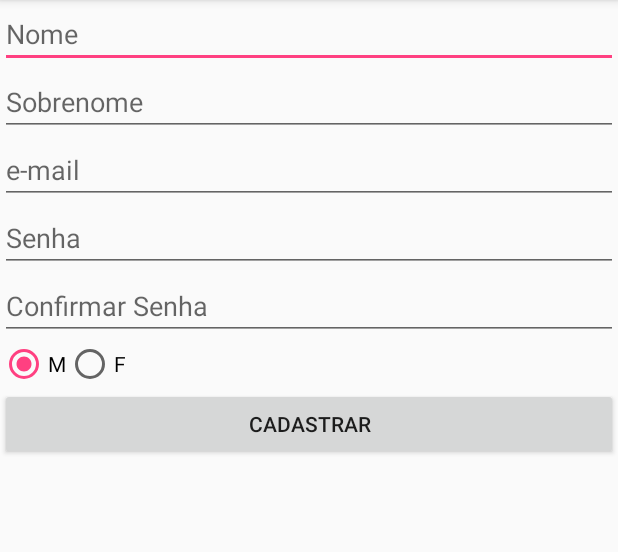
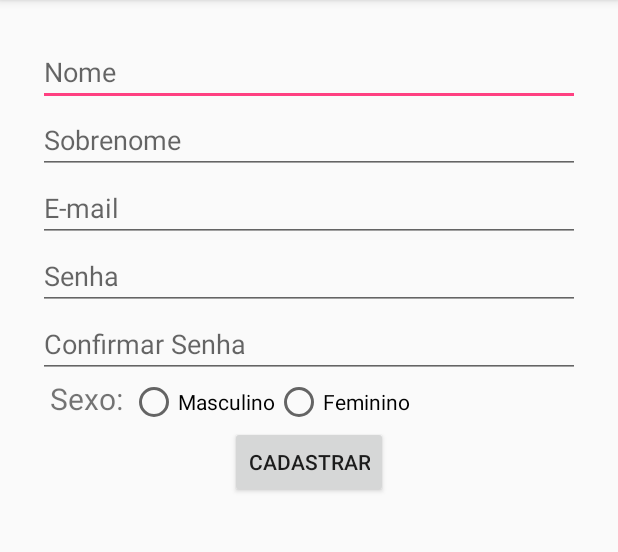
Before and after one commit to julianaaboud/cademeugato, an Android app: the CadastroActivity screen opened directly, with no data from a screen before it, on a phone screen of 412 x 824 dp, the part 84-636 px from its top. Run offline under Robolectric (Android 15) with nearby library versions, the phone set to English and light mode, and no system bars; our stand-ins replace Firebase (no records; nobody signed in at launch, a user with empty details on screens opened directly).

Commit message:
strings para internacionalização

```diff
--- a/app/src/main/res/layout/activity_cadastro.xml
+++ b/app/src/main/res/layout/activity_cadastro.xml
@@ -5,6 +5,7 @@
     android:orientation="vertical"
     android:layout_width="match_parent"
     android:layout_height="match_parent"
+    android:padding="10dp"
     tools:context="br.com.john.adoptionproject.Activity.CadastroActivity">
 
     <ScrollView
@@ -14,42 +15,43 @@
         <LinearLayout
             android:layout_width="match_parent"
             android:orientation="vertical"
+            android:padding="15dp"
             android:layout_height="wrap_content">
 
             <EditText
+                android:id="@+id/etxtCadNome"
                 android:layout_width="match_parent"
                 android:layout_height="wrap_content"
-                android:id="@+id/etxtCadNome"
-                android:inputType="textCapCharacters"
-                android:hint="Nome"/>
+                android:hint="@string/nome"
+                android:inputType="text" />
 
             <EditText
                 android:layout_width="match_parent"
                 android:layout_height="wrap_content"
                 android:id="@+id/etxtCadSobrenome"
-                android:inputType="textCapCharacters"
-                android:hint="Sobrenome"/>
+                android:inputType="text"
+                android:hint="@string/sobrenome"/>
 
             <EditText
                 android:layout_width="match_parent"
                 android:layout_height="wrap_content"
                 android:id="@+id/etxtCadEmail"
                 android:inputType="textEmailAddress"
-                android:hint="e-mail"/>
+                android:hint="@string/email"/>
 
             <EditText
                 android:layout_width="match_parent"
                 android:layout_height="wrap_content"
                 android:id="@+id/etxtCadSenha"
                 android:inputType="textPassword"
-                android:hint="Senha"/>
+                android:hint="@string/senha"/>
 
             <EditText
                 android:layout_width="match_parent"
                 android:layout_height="wrap_content"
                 android:id="@+id/etxtCadConfirmaSenha"
                 android:inputType="textPassword"
-                android:hint="Confirmar Senha"/>
+                android:hint="@string/confirmar_senha"/>
 
             <RadioGroup
                 android:layout_width="match_parent"
@@ -57,24 +59,33 @@
                 android:orientation="horizontal"
                 android:layout_height="wrap_content">
 
+                <TextView
+                    android:layout_width="wrap_content"
+                    android:layout_height="match_parent"
+                    android:id="@+id/txtSexo"
+                    android:textSize="20sp"
+                    android:text="Sexo: "
+                    android:layout_marginLeft="8dp"/>
+
                 <RadioButton
                     android:layout_width="wrap_content"
                     android:id="@+id/rbMasculino"
-                    android:text="M"
-                    android:checked="true"
-                    android:layout_height="wrap_content" />
+                    android:text="Masculino"
+                    android:checked="false"
+                    android:layout_height="match_parent" />
 
                 <RadioButton
                     android:layout_width="wrap_content"
                     android:id="@+id/rbFeminino"
-                    android:text="F"
+                    android:text="Feminino"
                     android:checked="false"
-                    android:layout_height="wrap_content" />
+                    android:layout_height="match_parent" />
 
             </RadioGroup>
 
             <Button
-                android:layout_width="match_parent"
+                android:layout_width="wrap_content"
+                android:layout_gravity="center"
                 android:id="@+id/btnCadastrar"
                 android:text="Cadastrar"
                 android:layout_height="wrap_content" />
--- a/app/src/main/res/values/strings.xml
+++ b/app/src/main/res/values/strings.xml
@@ -1,4 +1,9 @@
 <resources>
     <string name="app_name">AdoptionProject</string>
     <string name="title_activity_menu">MenuActivity</string>
+    <string name="nome">Nome</string>
+    <string name="sobrenome">Sobrenome</string>
+    <string name="email">E-mail</string>
+    <string name="senha">Senha</string>
+    <string name="confirmar_senha">Confirmar Senha</string>
 </resources>
--- a/build.gradle
+++ b/build.gradle
@@ -7,7 +7,7 @@ buildscript {
         jcenter()
     }
     dependencies {
-        classpath 'com.android.tools.build:gradle:3.0.0'
+        classpath 'com.android.tools.build:gradle:3.0.1'
 
 
         // NOTE: Do not place your application dependencies here; they belong
```
Also changed, not shown: app/src/main/java/br/com/john/adoptionproject/Activity/CadastroActivity.java (+17 -29 lines), app/src/main/java/br/com/john/adoptionproject/Entidades/Users.java (+13 -0 lines).
